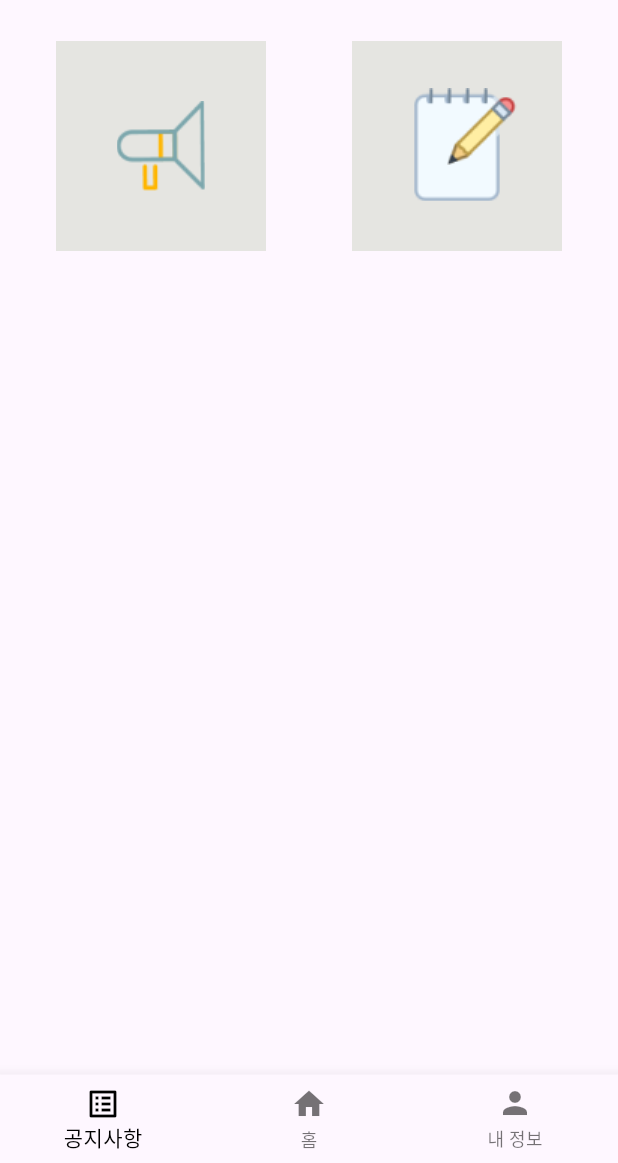
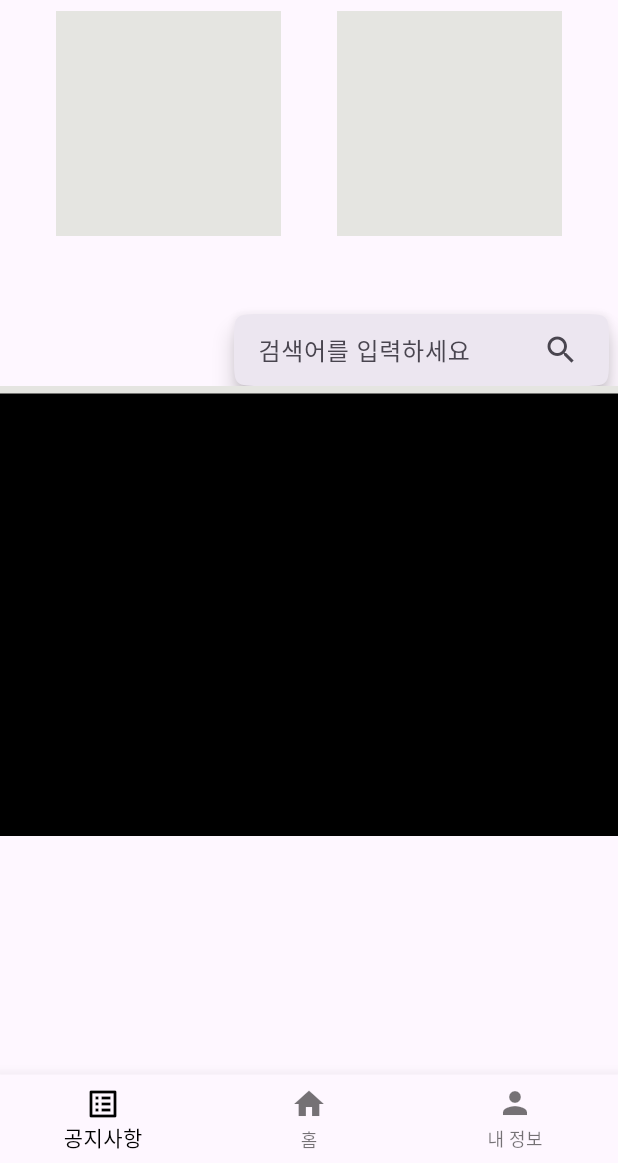
Before and after one commit to HiPeun/SmartHome, a Flutter app: the screen it shows after launch, on a phone screen of 412 x 824 dp, the part 73-1236 px from its top. Run offline on Flutter 3.47's test engine with Material 3 defaults, Android fonts, the phone set to English and light mode, and no system bars; our stand-ins replace carousel_slider.

Commit message:
컨테이너에 상자 두개 추가 컨테이너에 검색어 입력창 추가 컨테이너에 검은색 상자 추가

```diff
--- a/lib/app_screen/app_page1.dart
+++ b/lib/app_screen/app_page1.dart
@@ -1,4 +1,6 @@
+import 'package:flutter/cupertino.dart';
 import 'package:flutter/material.dart';
+import 'package:flutter/widgets.dart';
 
 class Page1 extends StatelessWidget {
   @override
@@ -18,28 +20,70 @@ class Page1 extends StatelessWidget {
           ],
         ),
       ),
-      body: Row(
-        mainAxisAlignment: MainAxisAlignment.spaceEvenly,
-
+      body: SingleChildScrollView(
+        child: Column(
           children: [
             Container(
-            margin: EdgeInsets.all(20),
-            width: 140,
-            height: 140,
+              child: Row(
+                mainAxisAlignment: MainAxisAlignment.spaceEvenly,
+                children: [
+                  Container(
+                    width: 150,
+                    height: 150,
                     color: Color(0xFFE5E5E1),
-            child: Image.asset("assets/images/speakerimage.png"),
                   ),
-
                   Container(
-            margin: EdgeInsets.all(20),
-            width: 140,
-            height: 140,
+                    width: 150,
+                    height: 150,
                     color: Color(0xFFE5E5E1),
-            child: Image.asset("assets/images/noteimage.png"),
                   ),
                 ],
               ),
+            ),
+            Container(
+              width: 400,
+              height: 100,
+              child: Column(
+                mainAxisAlignment: MainAxisAlignment.end,
+                crossAxisAlignment: CrossAxisAlignment.end,
+                children: [
+                  SearchBar(
+                    trailing: [
+                      IconButton(
+                        icon: const Icon(Icons.search),
+                        onPressed: () {},
+                      ),
+                    ],
+                    constraints: BoxConstraints(maxHeight: 100, maxWidth: 250),
+                    shape: MaterialStateProperty.all(
+                      ContinuousRectangleBorder(
+                        borderRadius: BorderRadius.circular(20),
+                      ),
+                    ),
+                    hintText: "검색어를 입력하세요",
+                  )
+                ],
+              ),
+            ),
+            Container(
+              width: double.infinity,
+              height: 300,
+              color: Colors.black,
+              child: Column(
+                children: [
+                  Container(
+                    width: double.infinity,
+                    height: 5,
+                    color: Color(0xFFE5E5E1),
+                  )
+                ],
 
+              ),
+
+            )
+          ],
+        ),
+      ),
     );
   }
 }
```
Lines whose indentation alone changed are shown as unchanged.
